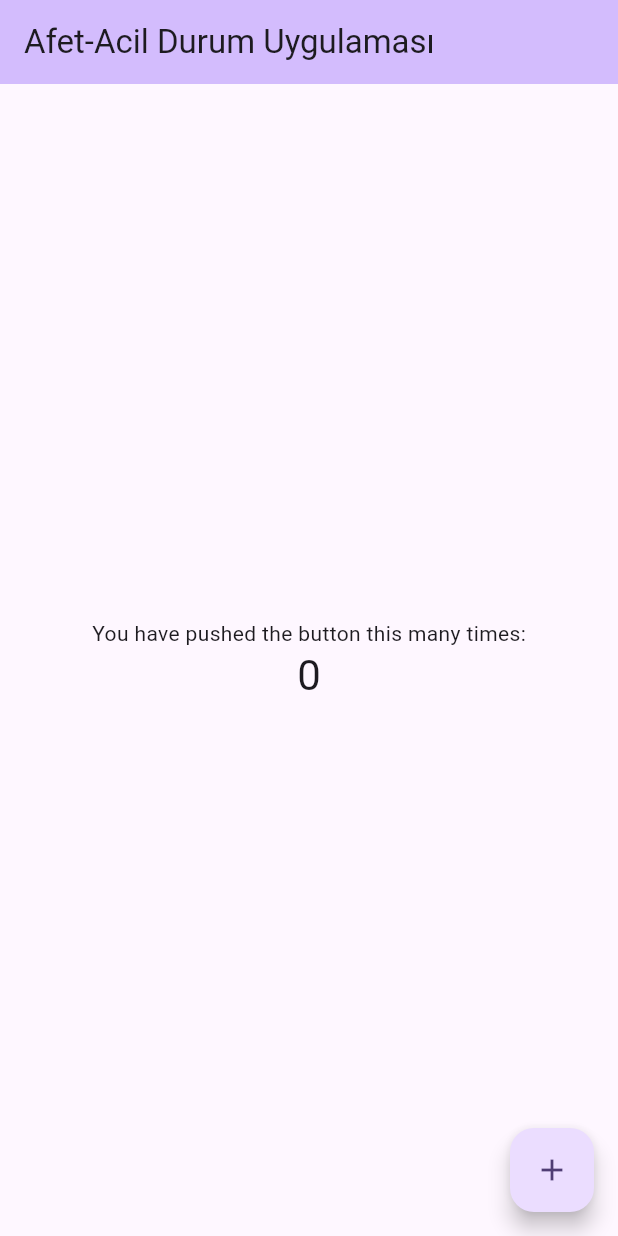
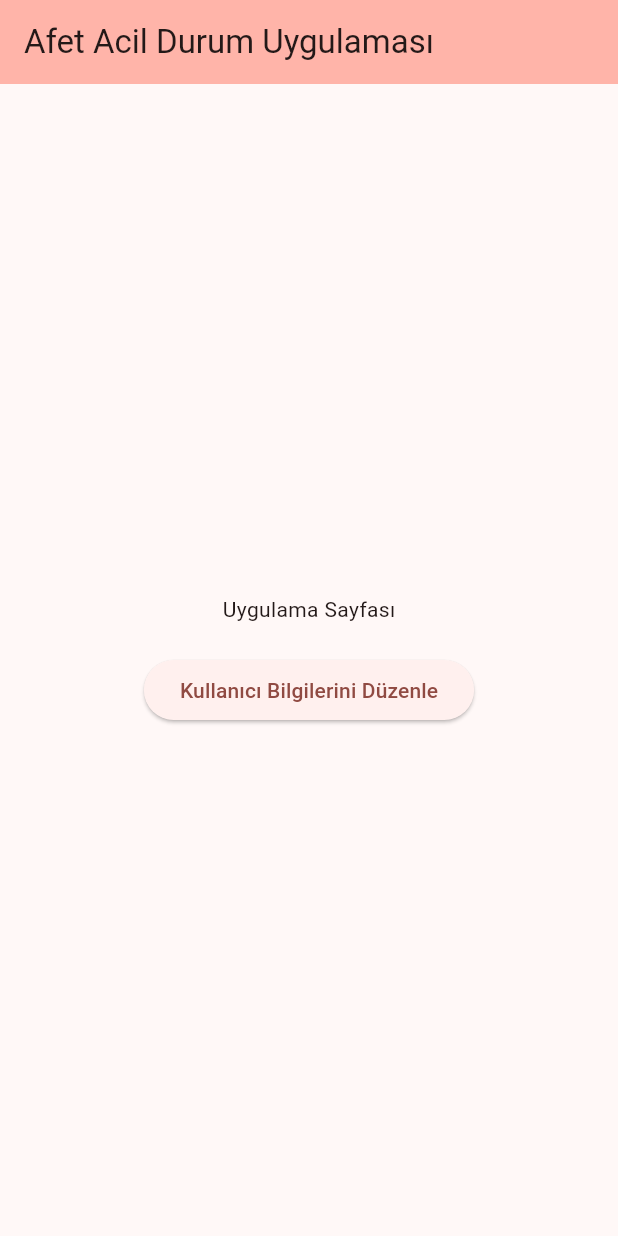
Before and after one commit to mvturkmen/afet_acil_durum_app, a Flutter app: the screen it shows after launch, on a phone screen of 412 x 824 dp. Run offline on Flutter 3.47's test engine with Material 3 defaults, Android fonts, the phone set to English and light mode, and no system bars; our stand-ins replace shared_preferences.

Commit message:
kullanıcı bilgi ekleme ve düzenleme sayfası eklendi

```diff
--- a/lib/main.dart
+++ b/lib/main.dart
@@ -1,4 +1,5 @@
 import 'package:flutter/material.dart';
+import 'user_info.dart';
 
 void main() {
   runApp(const MyApp());
@@ -7,45 +8,20 @@ void main() {
 class MyApp extends StatelessWidget {
   const MyApp({super.key});
 
-  // This widget is the root of your application.
   @override
   Widget build(BuildContext context) {
     return MaterialApp(
-      title: 'Flutter Demo',
+      title: 'Afet Acil Durum Uygulaması',
       theme: ThemeData(
-        // This is the theme of your application.
-        //
-        // TRY THIS: Try running your application with "flutter run". You'll see
-        // the application has a purple toolbar. Then, without quitting the app,
-        // try changing the seedColor in the colorScheme below to Colors.green
-        // and then invoke "hot reload" (save your changes or press the "hot
-        // reload" button in a Flutter-supported IDE, or press "r" if you used
-        // the command line to start the app).
-        //
-        // Notice that the counter didn't reset back to zero; the application
-        // state is not lost during the reload. To reset the state, use hot
-        // restart instead.
-        //
-        // This works for code too, not just values: Most code changes can be
-        // tested with just a hot reload.
-        colorScheme: ColorScheme.fromSeed(seedColor: Colors.deepPurple),
+        colorScheme: ColorScheme.fromSeed(seedColor: Colors.red),
       ),
-      home: const MyHomePage(title: 'Afet-Acil Durum Uygulaması'),
+      home: const MyHomePage(title: 'Afet Acil Durum Uygulaması'),
     );
   }
 }
 
 class MyHomePage extends StatefulWidget {
   const MyHomePage({super.key, required this.title});
-
-  // This widget is the home page of your application. It is stateful, meaning
-  // that it has a State object (defined below) that contains fields that affect
-  // how it looks.
-
-  // This class is the configuration for the state. It holds the values (in this
-  // case the title) provided by the parent (in this case the App widget) and
-  // used by the build method of the State. Fields in a Widget subclass are
-  // always marked "final".
 
   final String title;
 
@@ -54,69 +30,37 @@ class MyHomePage extends StatefulWidget {
 }
 
 class _MyHomePageState extends State<MyHomePage> {
-  int _counter = 0;
+  Future<void> _navigateToUserInfoPage(BuildContext context) async {
+    if (!mounted) return;
 
-  void _incrementCounter() {
-    setState(() {
-      // This call to setState tells the Flutter framework that something has
-      // changed in this State, which causes it to rerun the build method below
-      // so that the display can reflect the updated values. If we changed
-      // _counter without calling setState(), then the build method would not be
-      // called again, and so nothing would appear to happen.
-      _counter++;
-    });
+    Navigator.push(
+      context,
+      MaterialPageRoute(builder: (context) => const UserInfoPage()),
+    );
   }
 
   @override
   Widget build(BuildContext context) {
-    // This method is rerun every time setState is called, for instance as done
-    // by the _incrementCounter method above.
-    //
-    // The Flutter framework has been optimized to make rerunning build methods
-    // fast, so that you can just rebuild anything that needs updating rather
-    // than having to individually change instances of widgets.
     return Scaffold(
       appBar: AppBar(
-        // TRY THIS: Try changing the color here to a specific color (to
-        // Colors.amber, perhaps?) and trigger a hot reload to see the AppBar
-        // change color while the other colors stay the same.
         backgroundColor: Theme.of(context).colorScheme.inversePrimary,
-        // Here we take the value from the MyHomePage object that was created by
-        // the App.build method, and use it to set our appbar title.
         title: Text(widget.title),
       ),
       body: Center(
-        // Center is a layout widget. It takes a single child and positions it
-        // in the middle of the parent.
         child: Column(
-          // Column is also a layout widget. It takes a list of children and
-          // arranges them vertically. By default, it sizes itself to fit its
-          // children horizontally, and tries to be as tall as its parent.
-          //
-          // Column has various properties to control how it sizes itself and
-          // how it positions its children. Here we use mainAxisAlignment to
-          // center the children vertically; the main axis here is the vertical
-          // axis because Columns are vertical (the cross axis would be
-          // horizontal).
-          //
-          // TRY THIS: Invoke "debug painting" (choose the "Toggle Debug Paint"
-          // action in the IDE, or press "p" in the console), to see the
-          // wireframe for each widget.
           mainAxisAlignment: MainAxisAlignment.center,
           children: <Widget>[
-            const Text('You have pushed the button this many times:'),
-            Text(
-              '$_counter',
-              style: Theme.of(context).textTheme.headlineMedium,
+            const Text('Uygulama Sayfası'),
+            const SizedBox(height: 20),
+            ElevatedButton(
+              onPressed: () {
+                _navigateToUserInfoPage(context);
+              },
+              child: const Text('Kullanıcı Bilgilerini Düzenle'),
             ),
           ],
         ),
       ),
-      floatingActionButton: FloatingActionButton(
-        onPressed: _incrementCounter,
-        tooltip: 'Increment',
-        child: const Icon(Icons.add),
-      ), // This trailing comma makes auto-formatting nicer for build methods.
     );
   }
 }
--- a/pubspec.yaml
+++ b/pubspec.yaml
@@ -1,5 +1,5 @@
 name: afet_acil_durum_app
-description: "A new Flutter project."
+description: "Afet durumunda hızlıca yardım etmeye çalışan bir uygulama"
 # The following line prevents the package from being accidentally published to
 # pub.dev using `flutter pub publish`. This is preferred for private packages.
 publish_to: 'none' # Remove this line if you wish to publish to pub.dev
@@ -30,6 +30,8 @@ environment:
 dependencies:
   flutter:
     sdk: flutter
+  shared_preferences: ^2.2.2
+  protobuf: ^2.0.0
 
   # The following adds the Cupertino Icons font to your application.
   # Use with the CupertinoIcons class for iOS style icons.
@@ -38,6 +40,7 @@ dependencies:
 dev_dependencies:
   flutter_test:
     sdk: flutter
+  protoc_plugin: ^20.0.0
 
   # The "flutter_lints" package below contains a set of recommended lints to
   # encourage good coding practices. The lint set provided by the package is
```
Also changed, not shown: lib/user_info.dart (added, +62 -0 lines), pubspec.lock, 3 other files.
